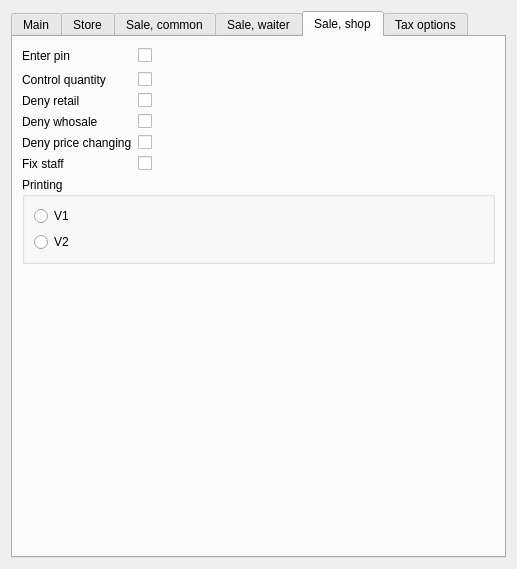
Above: Reports/c5settingswidget.ui from End1-1/Cafe5 before the change. Below: the same form after it.
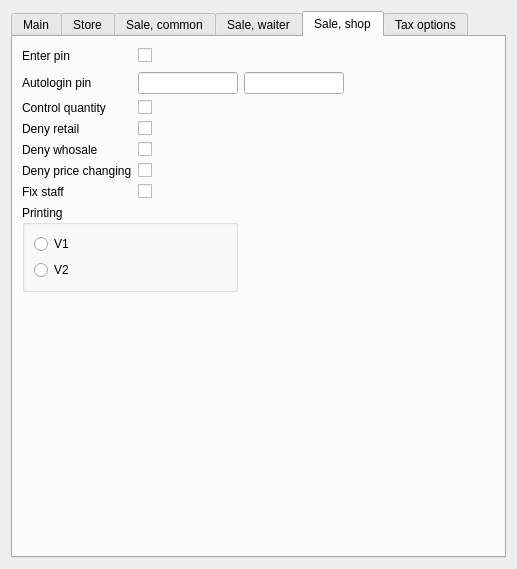
That is the form after the change. The open tabs and pages were chosen to show the change. Custom widgets are drawn as their Qt base class.

Diff of the .ui file:
```diff
--- a/Reports/c5settingswidget.ui
+++ b/Reports/c5settingswidget.ui
@@ -664,102 +664,34 @@
        <string>Sale, shop</string>
       </attribute>
       <layout class="QGridLayout" name="gridLayout_6">
-       <item row="0" column="2">
-        <spacer name="horizontalSpacer">
+       <item row="1" column="0">
+        <widget class="QLabel" name="label_54">
+         <property name="text">
+          <string>Autologin pin</string>
+         </property>
+        </widget>
+       </item>
+       <item row="8" column="0">
+        <spacer name="verticalSpacer_6">
          <property name="orientation">
-          <enum>Qt::Horizontal</enum>
+          <enum>Qt::Vertical</enum>
          </property>
          <property name="sizeHint" stdset="0">
           <size>
-           <width>40</width>
-           <height>20</height>
+           <width>20</width>
+           <height>40</height>
           </size>
          </property>
         </spacer>
        </item>
-       <item row="1" column="0">
-        <widget class="QLabel" name="label_43">
-         <property name="text">
-          <string>Control quantity</string>
-         </property>
-        </widget>
-       </item>
-       <item row="0" column="1">
-        <widget class="C5CheckBox" name="chEnterShopPin">
-         <property name="text">
-          <string/>
-         </property>
-         <property name="Tag" stdset="0">
-          <number>34</number>
-         </property>
-        </widget>
-       </item>
        <item row="3" column="0">
-        <widget class="QLabel" name="label_50">
-         <property name="text">
-          <string>Deny whosale</string>
-         </property>
-        </widget>
-       </item>
-       <item row="0" column="0">
-        <widget class="QLabel" name="label_36">
-         <property name="text">
-          <string>Enter pin</string>
-         </property>
-        </widget>
-       </item>
-       <item row="5" column="0">
-        <widget class="QLabel" name="label_52">
-         <property name="text">
-          <string>Fix staff</string>
-         </property>
-        </widget>
-       </item>
-       <item row="4" column="1">
-        <widget class="C5CheckBox" name="chDenyPriceChange">
-         <property name="text">
-          <string/>
-         </property>
-         <property name="Tag" stdset="0">
-          <number>49</number>
-         </property>
-        </widget>
-       </item>
-       <item row="2" column="1">
-        <widget class="C5CheckBox" name="chDenyReatail">
-         <property name="text">
-          <string/>
-         </property>
-         <property name="Tag" stdset="0">
-          <number>47</number>
-         </property>
-        </widget>
-       </item>
-       <item row="4" column="0">
-        <widget class="QLabel" name="label_51">
-         <property name="text">
-          <string>Deny price changing</string>
-         </property>
-        </widget>
-       </item>
-       <item row="5" column="1">
-        <widget class="C5CheckBox" name="chFixShopStaff">
-         <property name="text">
-          <string/>
-         </property>
-         <property name="Tag" stdset="0">
-          <number>50</number>
-         </property>
-        </widget>
-       </item>
-       <item row="2" column="0">
         <widget class="QLabel" name="label_49">
          <property name="text">
           <string>Deny retail</string>
          </property>
         </widget>
        </item>
-       <item row="1" column="1">
+       <item row="2" column="1">
         <widget class="C5CheckBox" name="chControlShopQuantity">
          <property name="text">
           <string/>
@@ -769,30 +701,96 @@
          </property>
         </widget>
        </item>
-       <item row="7" column="0">
-        <spacer name="verticalSpacer_6">
-         <property name="orientation">
-          <enum>Qt::Vertical</enum>
+       <item row="6" column="1">
+        <widget class="C5CheckBox" name="chFixShopStaff">
+         <property name="text">
+          <string/>
          </property>
-         <property name="sizeHint" stdset="0">
+         <property name="Tag" stdset="0">
+          <number>50</number>
+         </property>
+        </widget>
+       </item>
+       <item row="6" column="0">
+        <widget class="QLabel" name="label_52">
+         <property name="text">
+          <string>Fix staff</string>
+         </property>
+        </widget>
+       </item>
+       <item row="1" column="3">
+        <widget class="C5LineEdit" name="leAutologinPin2">
+         <property name="minimumSize">
           <size>
-           <width>20</width>
-           <height>40</height>
+           <width>100</width>
+           <height>0</height>
           </size>
          </property>
-        </spacer>
+         <property name="maximumSize">
+          <size>
+           <width>100</width>
+           <height>16777215</height>
+          </size>
+         </property>
+         <property name="Tag" stdset="0">
+          <string>55</string>
+         </property>
+        </widget>
        </item>
-       <item row="3" column="1">
-        <widget class="C5CheckBox" name="chDenyWhosale">
+       <item row="0" column="0">
+        <widget class="QLabel" name="label_36">
          <property name="text">
+          <string>Enter pin</string>
+         </property>
+        </widget>
+       </item>
+       <item row="5" column="1">
+        <widget class="C5CheckBox" name="chDenyPriceChange">
+         <property name="text">
           <string/>
          </property>
          <property name="Tag" stdset="0">
-          <string>48</string>
+          <number>49</number>
          </property>
         </widget>
        </item>
-       <item row="6" column="0" colspan="3">
+       <item row="1" column="1" colspan="2">
+        <widget class="C5LineEdit" name="leAutologinPin1">
+         <property name="minimumSize">
+          <size>
+           <width>100</width>
+           <height>0</height>
+          </size>
+         </property>
+         <property name="maximumSize">
+          <size>
+           <width>100</width>
+           <height>16777215</height>
+          </size>
+         </property>
+         <property name="Tag" stdset="0">
+          <string>54</string>
+         </property>
+        </widget>
+       </item>
+       <item row="0" column="1">
+        <widget class="C5CheckBox" name="chEnterShopPin">
+         <property name="text">
+          <string/>
+         </property>
+         <property name="Tag" stdset="0">
+          <number>34</number>
+         </property>
+        </widget>
+       </item>
+       <item row="2" column="0">
+        <widget class="QLabel" name="label_43">
+         <property name="text">
+          <string>Control quantity</string>
+         </property>
+        </widget>
+       </item>
+       <item row="7" column="0" colspan="3">
         <widget class="QGroupBox" name="groupBox">
          <property name="minimumSize">
           <size>
@@ -827,6 +825,66 @@
          </layout>
         </widget>
        </item>
+       <item row="4" column="0">
+        <widget class="QLabel" name="label_50">
+         <property name="text">
+          <string>Deny whosale</string>
+         </property>
+        </widget>
+       </item>
+       <item row="5" column="0">
+        <widget class="QLabel" name="label_51">
+         <property name="text">
+          <string>Deny price changing</string>
+         </property>
+        </widget>
+       </item>
+       <item row="4" column="1">
+        <widget class="C5CheckBox" name="chDenyWhosale">
+         <property name="text">
+          <string/>
+         </property>
+         <property name="Tag" stdset="0">
+          <string>48</string>
+         </property>
+        </widget>
+       </item>
+       <item row="3" column="1">
+        <widget class="C5CheckBox" name="chDenyReatail">
+         <property name="text">
+          <string/>
+         </property>
+         <property name="Tag" stdset="0">
+          <number>47</number>
+         </property>
+        </widget>
+       </item>
+       <item row="1" column="4">
+        <spacer name="horizontalSpacer_2">
+         <property name="orientation">
+          <enum>Qt::Horizontal</enum>
+         </property>
+         <property name="sizeHint" stdset="0">
+          <size>
+           <width>40</width>
+           <height>20</height>
+          </size>
+         </property>
+        </spacer>
+       </item>
+       <item row="0" column="2" colspan="3">
+        <spacer name="horizontalSpacer">
+         <property name="orientation">
+          <enum>Qt::Horizontal</enum>
+         </property>
+         <property name="sizeHint" stdset="0">
+          <size>
+           <width>40</width>
+           <height>20</height>
+          </size>
+         </property>
+        </spacer>
+       </item>
       </layout>
      </widget>
      <widget class="QWidget" name="tab_4">
@@ -974,16 +1032,16 @@
    <extends>QLineEdit</extends>
    <header location="global">c5lineedit.h</header>
   </customwidget>
+  <customwidget>
+   <class>C5LineEditWithSelector</class>
+   <extends>QLineEdit</extends>
+   <header location="global">c5lineeditwithselector.h</header>
+  </customwidget>
   <customwidget>
    <class>C5CheckBox</class>
    <extends>QCheckBox</extends>
    <header location="global">c5checkbox.h</header>
   </customwidget>
-  <customwidget>
-   <class>C5LineEditWithSelector</class>
-   <extends>QLineEdit</extends>
-   <header location="global">c5lineeditwithselector.h</header>
-  </customwidget>
   <customwidget>
    <class>C5ComboBox</class>
    <extends>QComboBox</extends>
```
Left out of the diff: 14 changed lines with no effect on the pictures.
